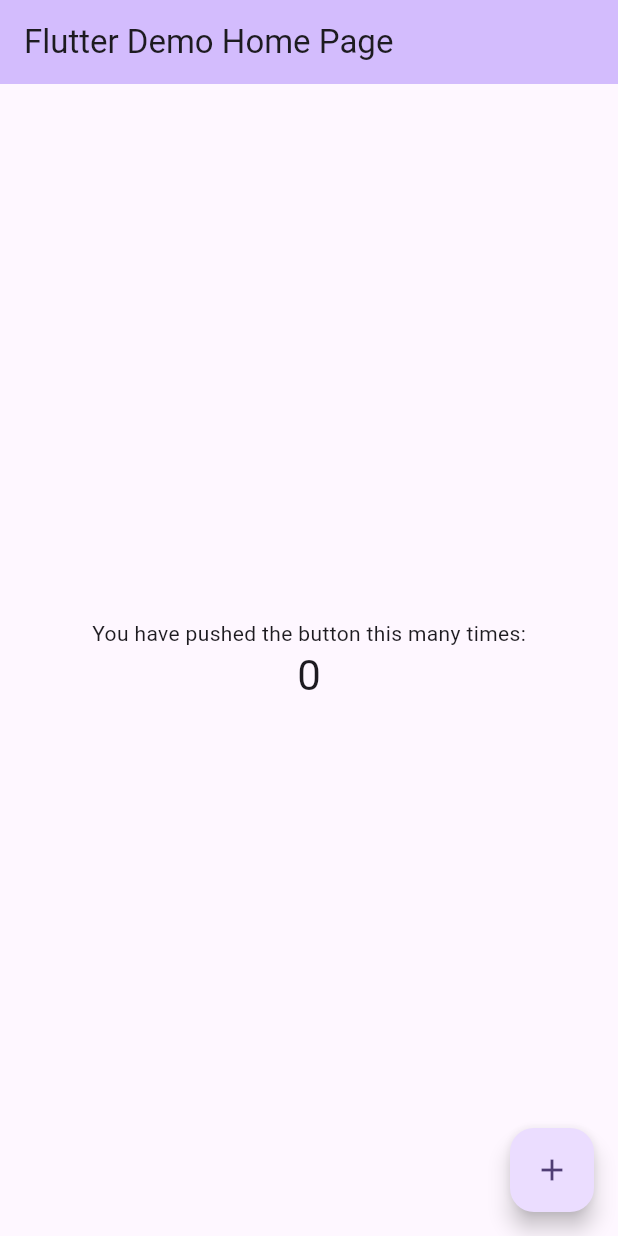
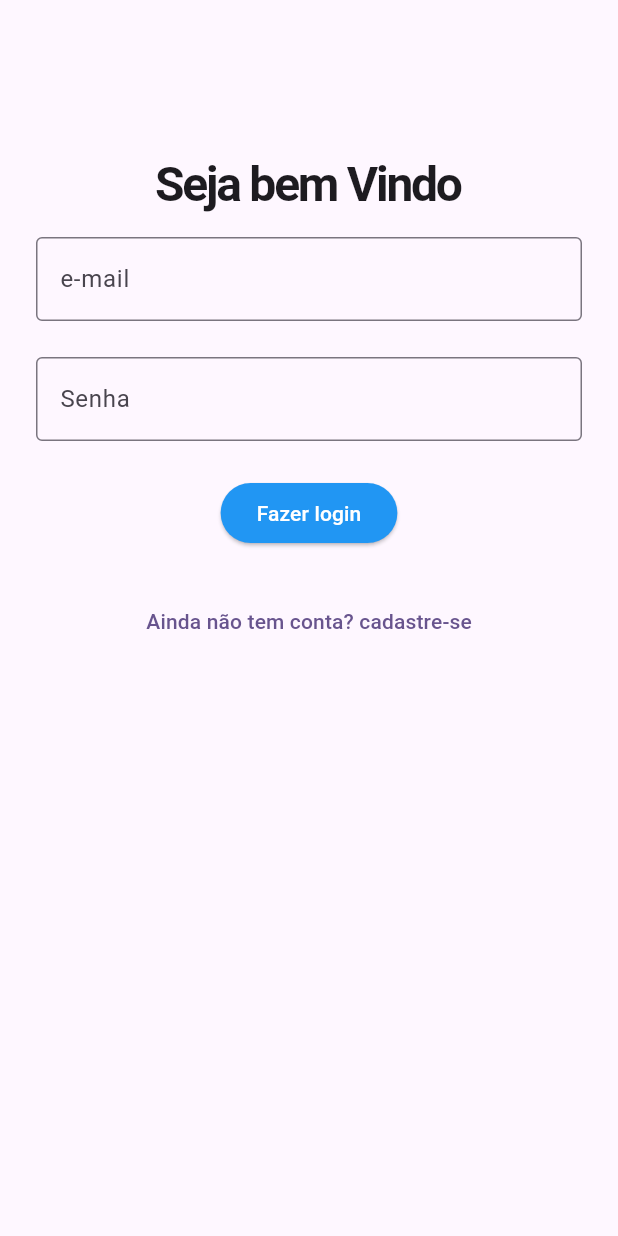
Before and after one commit to mbala-sadraue/flutter-estudos, a Flutter app: the screen it shows after launch, on a phone screen of 412 x 824 dp. Run offline on Flutter 3.47's test engine with Material 3 defaults, Android fonts, the phone set to English and light mode, and no system bars; our stand-ins replace firebase_core; accounts and stored records are empty.

Commit message:
criar estrurura de formulario de login

```diff
--- a/banco_fogo/analysis_options.yaml
+++ b/banco_fogo/analysis_options.yaml
@@ -7,6 +7,9 @@
 
 # The following line activates a set of recommended lints for Flutter apps,
 # packages, and plugins designed to encourage good coding practices.
+analyzer:
+  errors:
+    prefer_const_constructors: ignore
 include: package:flutter_lints/flutter.yaml
 
 linter:
--- a/banco_fogo/lib/main.dart
+++ b/banco_fogo/lib/main.dart
@@ -1,4 +1,5 @@
 import 'package:banco_fogo/config.dart';
+import 'package:banco_fogo/modules/users/ui/components/form.dart';
 import 'package:flutter/material.dart';
 
 void main() async {
@@ -15,113 +16,12 @@ class MyApp extends StatelessWidget {
     return MaterialApp(
       title: 'Flutter Demo',
       theme: ThemeData(
-        // This is the theme of your application.
-        //
-        // TRY THIS: Try running your application with "flutter run". You'll see
-        // the application has a purple toolbar. Then, without quitting the app,
-        // try changing the seedColor in the colorScheme below to Colors.green
-        // and then invoke "hot reload" (save your changes or press the "hot
-        // reload" button in a Flutter-supported IDE, or press "r" if you used
-        // the command line to start the app).
-        //
-        // Notice that the counter didn't reset back to zero; the application
-        // state is not lost during the reload. To reset the state, use hot
-        // restart instead.
-        //
-        // This works for code too, not just values: Most code changes can be
-        // tested with just a hot reload.
+
         colorScheme: ColorScheme.fromSeed(seedColor: Colors.deepPurple),
         useMaterial3: true,
       ),
-      home: const MyHomePage(title: 'Flutter Demo Home Page'),
+      debugShowCheckedModeBanner: false,
+      home: Formulario(),
     );
   }
 }
-
-class MyHomePage extends StatefulWidget {
-  const MyHomePage({super.key, required this.title});
-
-  // This widget is the home page of your application. It is stateful, meaning
-  // that it has a State object (defined below) that contains fields that affect
-  // how it looks.
-
-  // This class is the configuration for the state. It holds the values (in this
-  // case the title) provided by the parent (in this case the App widget) and
-  // used by the build method of the State. Fields in a Widget subclass are
-  // always marked "final".
-
-  final String title;
-
-  @override
-  State<MyHomePage> createState() => _MyHomePageState();
-}
-
-class _MyHomePageState extends State<MyHomePage> {
-  int _counter = 0;
-
-  void _incrementCounter() {
-    setState(() {
-      // This call to setState tells the Flutter framework that something has
-      // changed in this State, which causes it to rerun the build method below
-      // so that the display can reflect the updated values. If we changed
-      // _counter without calling setState(), then the build method would not be
-      // called again, and so nothing would appear to happen.
-      _counter++;
-    });
-  }
-
-  @override
-  Widget build(BuildContext context) {
-    // This method is rerun every time setState is called, for instance as done
-    // by the _incrementCounter method above.
-    //
-    // The Flutter framework has been optimized to make rerunning build methods
-    // fast, so that you can just rebuild anything that needs updating rather
-    // than having to individually change instances of widgets.
-    return Scaffold(
-      appBar: AppBar(
-        // TRY THIS: Try changing the color here to a specific color (to
-        // Colors.amber, perhaps?) and trigger a hot reload to see the AppBar
-        // change color while the other colors stay the same.
-        backgroundColor: Theme.of(context).colorScheme.inversePrimary,
-        // Here we take the value from the MyHomePage object that was created by
-        // the App.build method, and use it to set our appbar title.
-        title: Text(widget.title),
-      ),
-      body: Center(
-        // Center is a layout widget. It takes a single child and positions it
-        // in the middle of the parent.
-        child: Column(
-          // Column is also a layout widget. It takes a list of children and
-          // arranges them vertically. By default, it sizes itself to fit its
-          // children horizontally, and tries to be as tall as its parent.
-          //
-          // Column has various properties to control how it sizes itself and
-          // how it positions its children. Here we use mainAxisAlignment to
-          // center the children vertically; the main axis here is the vertical
-          // axis because Columns are vertical (the cross axis would be
-          // horizontal).
-          //
-          // TRY THIS: Invoke "debug painting" (choose the "Toggle Debug Paint"
-          // action in the IDE, or press "p" in the console), to see the
-          // wireframe for each widget.
-          mainAxisAlignment: MainAxisAlignment.center,
-          children: <Widget>[
-            const Text(
-              'You have pushed the button this many times:',
-            ),
-            Text(
-              '$_counter',
-              style: Theme.of(context).textTheme.headlineMedium,
-            ),
-          ],
-        ),
-      ),
-      floatingActionButton: FloatingActionButton(
-        onPressed: _incrementCounter,
-        tooltip: 'Increment',
-        child: const Icon(Icons.add),
-      ), // This trailing comma makes auto-formatting nicer for build methods.
-    );
-  }
-}
--- /dev/null
+++ b/banco_fogo/lib/modules/users/ui/components/form.dart
@@ -0,0 +1,98 @@
+// ignore_for_file: prefer_const_constructors
+
+import 'package:flutter/material.dart';
+
+class Formulario extends StatelessWidget {
+ Formulario({super.key});
+final _formKey = GlobalKey<FormState>();
+
+
+  @override
+  Widget build(BuildContext context) {
+    return Scaffold(
+      // appBar: AppBar(
+      //   backgroundColor: Colors.purple,
+      //   title: const Center(child: Text("Fazer "),),
+      // ),
+      body:   SingleChildScrollView(
+        child: Column(children: [
+          Padding(
+            padding:  EdgeInsets.only(top: 100),
+            child: Form(
+              key: _formKey,
+              child:Column(
+                children: [
+                  const Text(
+                    'Seja bem Vindo',
+                    style: TextStyle(
+                      fontSize: 32,
+                      fontWeight: FontWeight.bold,
+                      letterSpacing: -1.5
+
+                    ),
+                  ),
+                  Padding(
+                    padding: const EdgeInsets.symmetric(horizontal: 24.0,vertical: 12.0),
+                    child: TextFormField(
+
+                      decoration: const InputDecoration(
+                        border:OutlineInputBorder(),
+                        labelText: 'e-mail'
+                      ),
+                      keyboardType: TextInputType.emailAddress,
+                      validator: (value){
+                        if(value!.isEmpty){
+                          return "E-mail é um campo obrigatório";
+                        }
+                        return null;
+                      },
+
+                    ),
+                  ),
+                  Padding(
+                    padding: const EdgeInsets.symmetric(horizontal: 24.0,vertical: 12.0),
+                    child: TextFormField(
+
+                      decoration: const InputDecoration(
+                        border:OutlineInputBorder(),
+                        labelText: 'Senha'
+                      ),
+                      keyboardType: TextInputType.visiblePassword,
+                      obscureText: true,
+                      validator: (value){
+                        if(value!.isEmpty){
+                          return "senha é um campo obrigatório";
+                        }
+                        return null;
+                      },
+
+                    ),
+                  ),
+                  Padding(
+                    padding:  EdgeInsets.symmetric(horizontal: 24.0,vertical: 12.0),
+                    child:Row(
+                      mainAxisAlignment: MainAxisAlignment.center,
+                      children: [
+                        ElevatedButton(
+                          style: ButtonStyle(
+                            backgroundColor: MaterialStateProperty.all<Color>(Colors.blue),
+                          ),
+                        onPressed: (){},
+                        child: const Text("Fazer login", style: TextStyle(color: Colors.white),)),
+                      ],
+                    )
+                    ),
+                  Padding(
+                    padding: const EdgeInsets.symmetric(horizontal: 24.0,vertical: 12.0),
+                    child:TextButton(onPressed: (){}, child: const Text("Ainda não tem conta? cadastre-se"))
+                    ),
+                ],
+              )
+            ),
+          ),
+        ],),
+      ),
+
+    );
+  }
+}
```
